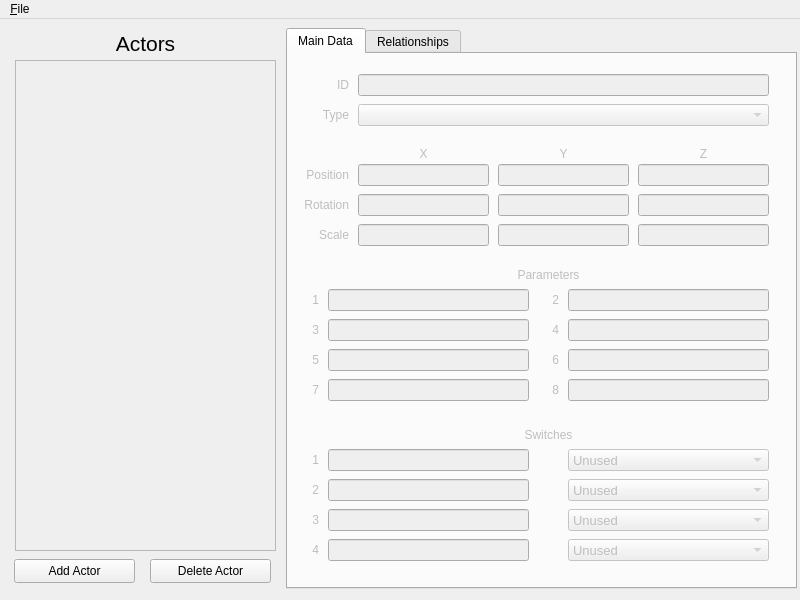
Qt form LevelEditorUI/UI/ui_form.ui (Owen-Splat/LAS-Level-Editor) before a commit.
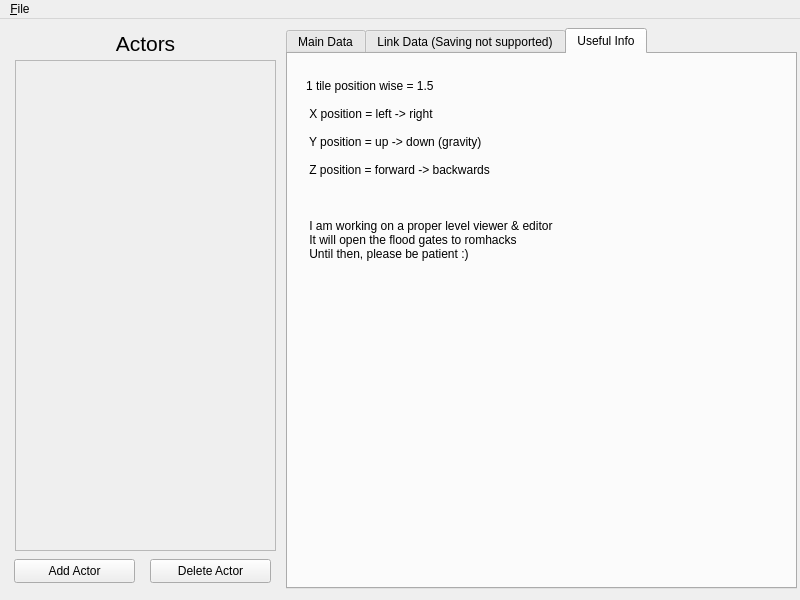
The same form after that commit. The open tabs and pages were chosen to show the change.

Commit message: finishing changes to this editor before a proper one is made

Diff of the .ui file:
```diff
--- a/LevelEditorUI/UI/ui_form.ui
+++ b/LevelEditorUI/UI/ui_form.ui
@@ -1259,7 +1259,7 @@
     </widget>
     <widget class="QWidget" name="tab_2">
      <attribute name="title">
-      <string>Relationships</string>
+      <string>Link Data (Saving not supported)</string>
      </attribute>
      <widget class="QComboBox" name="comboBox_5">
       <property name="enabled">
@@ -1353,6 +1353,42 @@
       </property>
      </widget>
     </widget>
+    <widget class="QWidget" name="tab_3">
+     <attribute name="title">
+      <string>Useful Info</string>
+     </attribute>
+     <widget class="QLabel" name="label">
+      <property name="geometry">
+       <rect>
+        <x>18</x>
+        <y>25</y>
+        <width>471</width>
+        <height>491</height>
+       </rect>
+      </property>
+      <property name="text">
+       <string>1 tile position wise = 1.5 
+
+ X position = left -&gt; right 
+
+ Y position = up -&gt; down (gravity) 
+
+ Z position = forward -&gt; backwards 
+
+
+
+ I am working on a proper level viewer &amp; editor 
+ It will open the flood gates to romhacks 
+ Until then, please be patient :)</string>
+      </property>
+      <property name="textFormat">
+       <enum>Qt::AutoText</enum>
+      </property>
+      <property name="alignment">
+       <set>Qt::AlignLeading|Qt::AlignLeft|Qt::AlignTop</set>
+      </property>
+     </widget>
+    </widget>
    </widget>
    <zorder>tabWidget</zorder>
    <zorder>label_2</zorder>
```
The commit also changes 3 other files.
